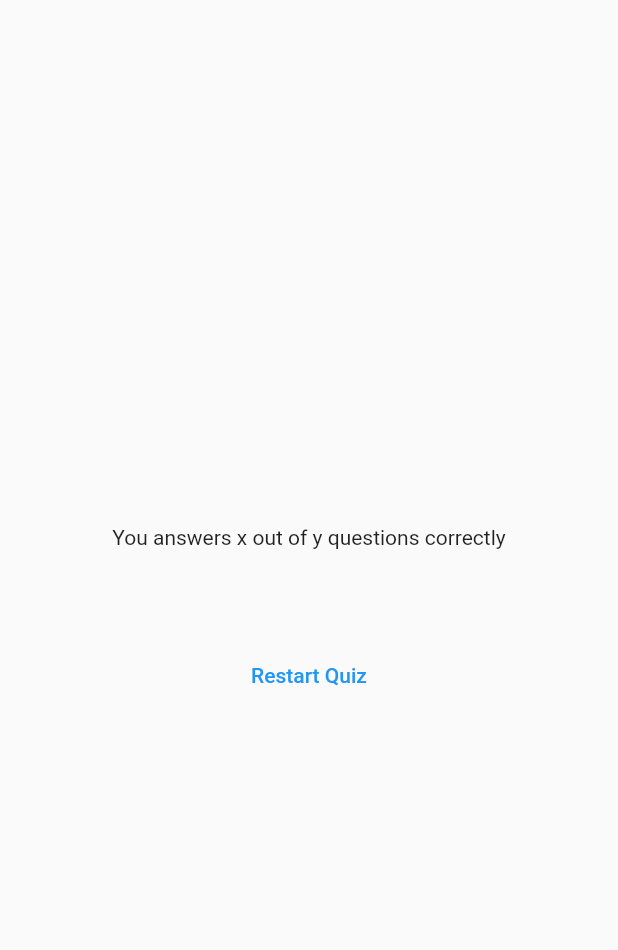
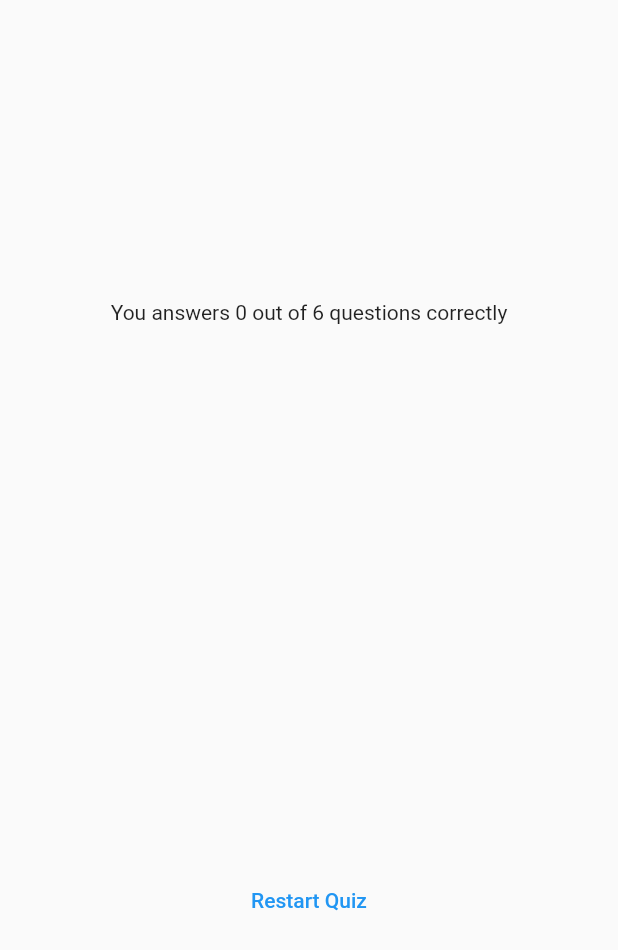
Before and after one commit to MoosaZK/Adv_basics_flutter, a Flutter app: the ResultsScreen widget shown alone on an empty page, opened directly with empty values, on a phone screen of 412 x 824 dp. Shown: the top 950 px of the screen. Run offline on Flutter 3.47's test engine with Material 2 defaults, Android fonts, the phone set to English and light mode, and no system bars; our stand-ins replace google_fonts.

Commit message:
completed module

```diff
--- a/lib/questions_summary.dart
+++ b/lib/questions_summary.dart
@@ -6,12 +6,16 @@ class QuestionsSummary extends StatelessWidget {
 
   @override
   Widget build(BuildContext context) {
-    return Column(
+    return SizedBox(
+      height: 300,
+      child: SingleChildScrollView(
+        child: Column(
           children: summaryData.map((data) {
             return Row(
               children: [
                 Text(((data['question_index'] as int) + 1).toString()),
-            Column(
+                Expanded(
+                  child: Column(
                     children: [
                       Text(data['question'] as String),
                       const SizedBox(
@@ -20,10 +24,13 @@ class QuestionsSummary extends StatelessWidget {
                       Text(data['user_answer'] as String),
                       Text(data['correct_answer'] as String),
                     ],
+                  ),
                 )
               ],
             );
           }).toList(),
+        ),
+      ),
     );
   }
 }
--- a/lib/result_screen.dart
+++ b/lib/result_screen.dart
@@ -6,7 +6,7 @@ class ResultsScreen extends StatelessWidget {
   const ResultsScreen({super.key, required this.choosenAnswer});
 
   final List<String> choosenAnswer;
-  List<Map<String, Object>> getSummaryData() {
+  List<Map<String, Object>> get summaryData {
     final List<Map<String, Object>> summary = [];
 
     for (var i = 0; i < choosenAnswer.length; i++) {
@@ -23,6 +23,10 @@ class ResultsScreen extends StatelessWidget {
 
   @override
   Widget build(BuildContext context) {
+    final numTotalQuestions = questions.length;
+    final numCorrectQuestions = summaryData
+        .where((data) => data['user_answer'] == data['correct_answer'])
+        .length;
     return SizedBox(
       width: double.infinity,
       child: Container(
@@ -30,11 +34,13 @@ class ResultsScreen extends StatelessWidget {
         child: Column(
           mainAxisAlignment: MainAxisAlignment.center,
           children: [
-            const Text('You answers x out of y questions correctly'),
+            Text(
+              'You answers $numCorrectQuestions out of $numTotalQuestions questions correctly',
+            ),
             const SizedBox(
               height: 30,
             ),
-            QuestionsSummary(getSummaryData()),
+            QuestionsSummary(summaryData),
             const SizedBox(
               height: 30,
             ),
```
Lines whose indentation alone changed are shown as unchanged.
